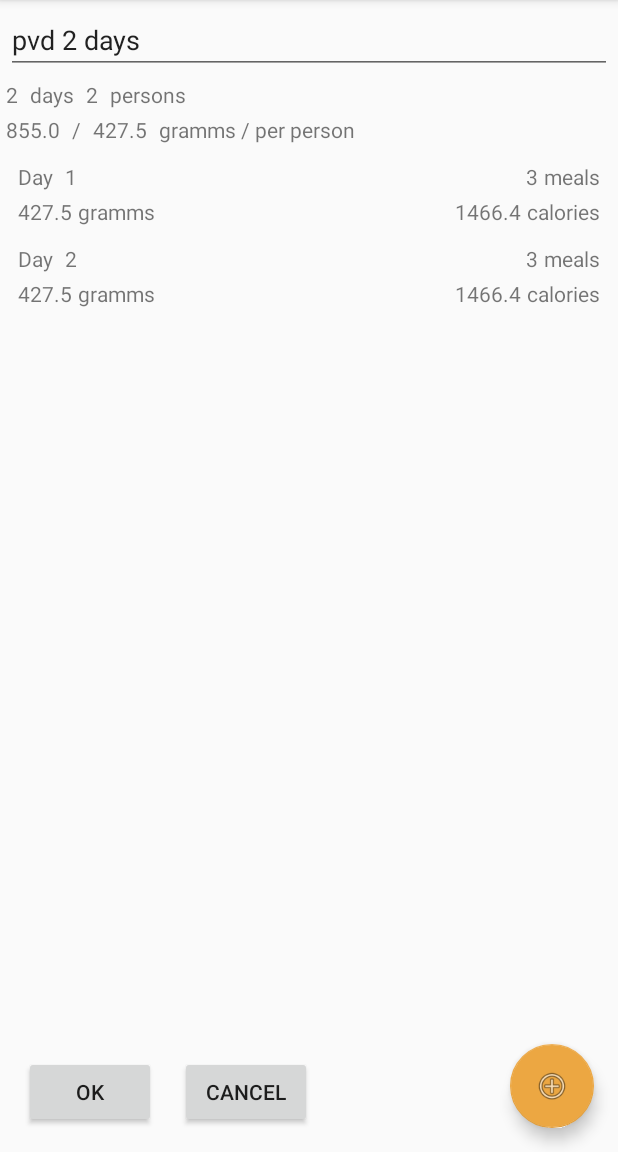
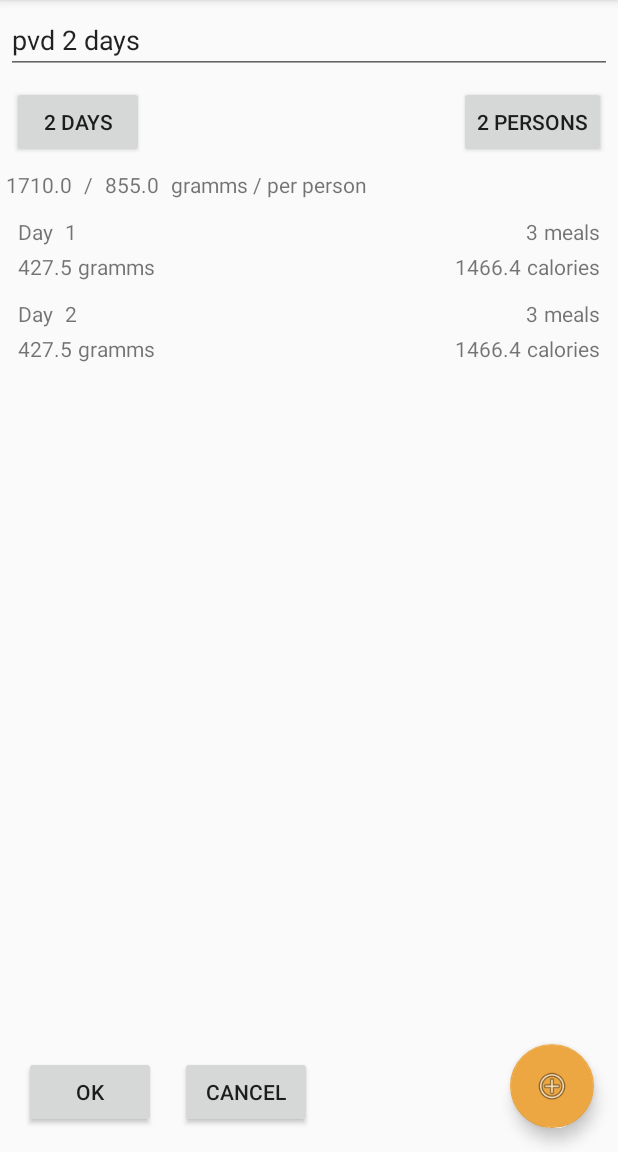
Before and after one commit to seysen/HikingMealsForAndroid, an Android app: the screen it shows after launch (HikeDetailActivity), after a tap on "pvd 2 days", on a phone screen of 412 x 824 dp, the part 84-1236 px from its top. Run offline under Robolectric (Android 15) with nearby library versions, the phone set to English and light mode, and no system bars.

Commit message:
Add: Now you can set duration and number of participants of hike fixed: wrong calculations of hike weight

```diff
--- a/app/src/main/java/com/seysen/hikingmealsforandroid/HikeDetailActivity.java
+++ b/app/src/main/java/com/seysen/hikingmealsforandroid/HikeDetailActivity.java
@@ -2,23 +2,30 @@ package com.seysen.hikingmealsforandroid;
 
 import android.content.Intent;
 import android.support.annotation.Nullable;
+import android.support.design.widget.FloatingActionButton;
 import android.support.v7.app.AppCompatActivity;
 import android.os.Bundle;
 import android.support.v7.widget.LinearLayoutManager;
 import android.support.v7.widget.RecyclerView;
 import android.util.Log;
 import android.view.View;
+import android.view.animation.Animation;
+import android.view.animation.AnimationUtils;
+import android.widget.Button;
 import android.widget.EditText;
+import android.widget.FrameLayout;
 import android.widget.TextView;
 
 import com.seysen.hikingmealsforandroid.core.Hike;
 import com.seysen.hikingmealsforandroid.core.HikeDay;
 import com.seysen.hikingmealsforandroid.helper.Datable;
 import com.seysen.hikingmealsforandroid.helper.HikeDayAdapter;
+import com.seysen.hikingmealsforandroid.helper.MealDetailDialogFragment;
+import com.seysen.hikingmealsforandroid.helper.SetNumbersDialogFragment;
 
 import java.util.ArrayList;
 
-public class HikeDetailActivity extends AppCompatActivity implements Datable {
+public class HikeDetailActivity extends AppCompatActivity implements Datable, SetNumbersDialogFragment.SetNumberListener {
 
     private static final String TAG = "hike_detail";
     public static final String ID_KEY = "hike_id";
@@ -32,11 +39,11 @@ public class HikeDetailActivity extends AppCompatActivity implements Datable {
     private HikeDayAdapter adapter;
     private Hike hike;
     private EditText hike_name;
-    private TextView duration;
-    private TextView quantity;
+    private Button duration;
+    private Button quantity;
     private TextView hikeMealWeight;
     private TextView personMealWeight;
-    private ArrayList<HikeDay> hikeDaysList = new ArrayList<>();
+    private ArrayList<HikeDay> hikeDaysList;
 
     @Override
     protected void onCreate(Bundle savedInstanceState) {
@@ -44,12 +51,23 @@ public class HikeDetailActivity extends AppCompatActivity implements Datable {
         setContentView(R.layout.activity_hike_detail);
         Log.d(TAG,"Hike Detail Created");
         hike_name = findViewById(R.id.hike_name_detail);
-        duration = findViewById(R.id.duaration);
-        quantity = findViewById(R.id.quantity);
+        duration = findViewById(R.id.day_btn);
+        quantity = findViewById(R.id.persons_btn);
         hikeMealWeight = findViewById(R.id.hike_meal_weight);
         personMealWeight =  findViewById(R.id.person_meal_weight);
         RecyclerView hikeDays = findViewById(R.id.hike_days);
         hikeDays.setLayoutManager(new LinearLayoutManager(hikeDays.getContext()));
+        Bundle arguments = getIntent().getExtras();
+        if (arguments!=null) {
+            Log.d(TAG,"Has arguments " + arguments);
+            Log.d(TAG,"Get position with KEY = " + ID_KEY);
+            position = arguments.getInt(ID_KEY);
+            Log.d(TAG,"Position = " + position);
+            hike = arguments.getParcelable(HIKENAME);
+            Log.d(TAG,String.valueOf(hike));
+
+        }
+        hikeDaysList = hike.getHikeDays();
         adapter = new HikeDayAdapter(this, hikeDaysList);
         hikeDays.setAdapter(adapter);
         adapter.setOnItemClickListener(new HikeDayAdapter.ClickListener() {
@@ -62,34 +80,16 @@ public class HikeDetailActivity extends AppCompatActivity implements Datable {
             }
         });
 
-        /*final FloatingActionButton fab = findViewById(R.id.hike_fab);
-        fab.setOnClickListener(new View.OnClickListener() {
-            @Override
-            public void onClick(View v) {
-                Intent intent = new Intent(v.getContext(),DayDetailActivity.class);
-                startActivityForResult(intent,REQUEST_CREATE_TYPE);
-            }
-        });*/
-
-        Bundle arguments = getIntent().getExtras();
         if (arguments!=null) {
-            Log.d(TAG,"Has arguments " + arguments);
-            Log.d(TAG,"Get position with KEY = " + ID_KEY);
-            position = arguments.getInt(ID_KEY);
-            Log.d(TAG,"Position = " + position);
-            hike = arguments.getParcelable(HIKENAME);
-            Log.d(TAG,String.valueOf(hike));
             hike_name.setText(hike.getHikeName());
-            duration.setText(String.valueOf(hike.getDuration()));
-            quantity.setText(String.valueOf(hike.getQuantity()));
-            hikeMealWeight.setText(String.format("%.1f", hike.getWeight()).replace(",","."));
-            personMealWeight.setText(String.format("%.1f", hike.getWeight()/hike.getQuantity()).replace(",","."));
+            duration.setText(String.format("%d days", hike.getDuration()));
+            quantity.setText(String.format("%d persons", hike.getQuantity()));
+            hikeMealWeight.setText(String.format("%.1f", hike.getWeight()*hike.getQuantity()).replace(",","."));
+            personMealWeight.setText(String.format("%.1f", hike.getWeight()).replace(",","."));
             Log.d(TAG,"notifyDataSetChanged");
-            hikeDaysList.clear();
-            hikeDaysList.addAll(hike.getHikeDays());
+            hikeDaysList=hike.getHikeDays();
             adapter.notifyDataSetChanged();
         }
-
     }
 
     @Override
@@ -126,6 +126,34 @@ public class HikeDetailActivity extends AppCompatActivity implements Datable {
         finish();
     }
 
+    public void onDayClick (View view) {
+        int days = hike.getDuration();
+        SetNumbersDialogFragment dialog = new SetNumbersDialogFragment();
+        Bundle args = new Bundle();
+        args.putString("string", "days");
+        args.putInt("days", days);
+        dialog.setArguments(args);
+        dialog.show(getSupportFragmentManager(),"custom");
+    }
+
+    public void onPersonsClick (View view) {
+        int persons = hike.getQuantity();
+        SetNumbersDialogFragment dialog = new SetNumbersDialogFragment();
+        Bundle args = new Bundle();
+        args.putString("string", "persons");
+        args.putInt("persons", persons);
+        dialog.setArguments(args);
+        dialog.show(getSupportFragmentManager(),"custom");
+    }
+
+    public void setDuration (int days) {
+        hike.setDuration(days);
+    }
+
+    public void setQuantity (int persons) {
+        hike.setQuantity(persons);
+    }
+
     @Override
     public void removeItem(int position) {
         hikeDaysList.remove(position);
@@ -134,9 +162,25 @@ public class HikeDetailActivity extends AppCompatActivity implements Datable {
     }
 
     private void updateHike() {
-        duration.setText(String.valueOf(hike.getDuration()));
-        quantity.setText(String.valueOf(hike.getQuantity()));
-        hikeMealWeight.setText(String.format("%.1f", hike.getWeight()).replace(",","."));
-        personMealWeight.setText(String.format("%.1f", hike.getWeight()/hike.getQuantity()).replace(",","."));
+        duration.setText(String.format("%d days", hike.getDuration()));
+        quantity.setText(String.format("%d persons", hike.getQuantity()));
+        hikeMealWeight.setText(String.format("%.1f", hike.getWeight()*hike.getQuantity()).replace(",","."));
+        personMealWeight.setText(String.format("%.1f", hike.getWeight()).replace(",","."));
+    }
+
+    @Override
+    public void onNumberSet(String key, int value) {
+        switch (key) {
+            case "days": {
+                setDuration(value);
+                adapter.notifyDataSetChanged();
+                break;
+            }
+            case "persons": {
+                setQuantity(value);
+                break;
+            }
+        }
+        updateHike();
     }
 }
--- a/app/src/main/java/com/seysen/hikingmealsforandroid/core/Hike.java
+++ b/app/src/main/java/com/seysen/hikingmealsforandroid/core/Hike.java
@@ -8,11 +8,11 @@ import java.util.HashMap;
 
 public class Hike implements Parcelable {
     //variables
-    public static ArrayList<Hike> hikes = new ArrayList<Hike>();
+    public static ArrayList<Hike> hikes = new ArrayList<>();
     private String hikeName;
     private int quantity;
-    private ArrayList<HikeDay> hikeDays = new ArrayList<HikeDay>();
-    private HashMap<Product,Double> shippingChart = new HashMap<Product,Double>();
+    private ArrayList<HikeDay> hikeDays = new ArrayList<>();
+    private HashMap<Product,Double> shippingChart = new HashMap<>();
     //methods
 
     static {
@@ -51,20 +51,23 @@ public class Hike implements Parcelable {
     public int getDuration() {
         return hikeDays.size();
     }
+
     public int getQuantity() {
         return quantity;
     }
+
     public void setDuration (int duration) {
         if (hikeDays.size()>duration) {
-            while (hikeDays.size()!=duration) {
+            for (; duration <hikeDays.size(); ) {
                 hikeDays.remove(duration);
             }
         } else if (hikeDays.size()<duration) {
-            while (hikeDays.size()!=duration) {
+            for (int i = hikeDays.size(); i<duration; i++){
                 hikeDays.add(new HikeDay());
             }
         }
     }
+
     public void setQuantity (int quantity) {
         this.quantity = quantity;
     }
@@ -190,9 +193,4 @@ public class Hike implements Parcelable {
         return weight;
     }
 
-    //TODO getHikeWeight
-    /*public Double getWeight() {
-        return weight;
-    }*/
-
 }
--- a/app/src/main/java/com/seysen/hikingmealsforandroid/helper/HikeAdapter.java
+++ b/app/src/main/java/com/seysen/hikingmealsforandroid/helper/HikeAdapter.java
@@ -36,8 +36,8 @@ public class HikeAdapter extends RecyclerView.Adapter<HikeAdapter.HikeViewHolder
         hikeViewHolder.hikeView.setText(hike.getHikeName());
         hikeViewHolder.durationView.setText(String.format("%d", + hike.getDuration()).replace(",", "."));
         hikeViewHolder.quantityView.setText(String.format("%d", + hike.getQuantity()).replace(",", "."));
-        hikeViewHolder.weightView.setText(String.format("%.1f", + hike.getWeight()).replace(",", "."));
-        hikeViewHolder.personWeightView.setText(String.format("%.1f", + hike.getWeight()/hike.getQuantity()).replace(",", "."));
+        hikeViewHolder.weightView.setText(String.format("%.1f", + hike.getWeight()*hike.getQuantity()).replace(",", "."));
+        hikeViewHolder.personWeightView.setText(String.format("%.1f", + hike.getWeight()).replace(",", "."));
     }
 
     @Override
--- a/app/src/main/res/layout/activity_hike_detail.xml
+++ b/app/src/main/res/layout/activity_hike_detail.xml
@@ -5,43 +5,6 @@
     android:layout_width="match_parent"
     android:layout_height="match_parent"
     tools:context=".HikeDetailActivity">
-
-    <TextView
-        android:id="@+id/duaration"
-        android:layout_width="wrap_content"
-        android:layout_height="wrap_content"
-        android:layout_marginStart="4dp"
-        android:layout_marginTop="4dp"
-        android:text="2"
-        app:layout_constraintStart_toStartOf="parent"
-        app:layout_constraintTop_toBottomOf="@+id/hike_name_detail" />
-
-    <TextView
-        android:id="@+id/textView15"
-        android:layout_width="wrap_content"
-        android:layout_height="wrap_content"
-        android:layout_marginStart="8dp"
-        android:text="days"
-        app:layout_constraintBaseline_toBaselineOf="@+id/duaration"
-        app:layout_constraintStart_toEndOf="@+id/duaration" />
-
-    <TextView
-        android:id="@+id/quantity"
-        android:layout_width="wrap_content"
-        android:layout_height="wrap_content"
-        android:layout_marginStart="8dp"
-        android:text="2"
-        app:layout_constraintBaseline_toBaselineOf="@+id/textView15"
-        app:layout_constraintStart_toEndOf="@+id/textView15" />
-
-    <TextView
-        android:id="@+id/textView18"
-        android:layout_width="wrap_content"
-        android:layout_height="wrap_content"
-        android:layout_marginStart="8dp"
-        android:text="persons"
-        app:layout_constraintBaseline_toBaselineOf="@+id/quantity"
-        app:layout_constraintStart_toEndOf="@+id/quantity" />
 
     <android.support.v7.widget.RecyclerView
         android:id="@+id/hike_days"
@@ -73,10 +36,10 @@
         android:layout_width="wrap_content"
         android:layout_height="wrap_content"
         android:layout_marginStart="4dp"
-        android:layout_marginTop="4dp"
+        android:layout_marginTop="8dp"
         android:text="10000"
         app:layout_constraintStart_toStartOf="parent"
-        app:layout_constraintTop_toBottomOf="@+id/duaration" />
+        app:layout_constraintTop_toBottomOf="@+id/day_btn" />
 
     <TextView
         android:id="@+id/textView12"
@@ -142,4 +105,26 @@
         app:layout_constraintBottom_toBottomOf="parent"
         app:layout_constraintStart_toEndOf="@+id/hike_detail_ok" />
 
+    <Button
+        android:id="@+id/day_btn"
+        android:layout_width="wrap_content"
+        android:layout_height="wrap_content"
+        android:layout_marginStart="8dp"
+        android:layout_marginTop="8dp"
+        android:onClick="onDayClick"
+        android:text="2 days"
+        app:layout_constraintStart_toStartOf="parent"
+        app:layout_constraintTop_toBottomOf="@+id/hike_name_detail" />
+
+    <Button
+        android:id="@+id/persons_btn"
+        android:layout_width="wrap_content"
+        android:layout_height="wrap_content"
+        android:layout_marginTop="8dp"
+        android:layout_marginEnd="8dp"
+        android:onClick="onPersonsClick"
+        android:text="2 persons"
+        app:layout_constraintEnd_toEndOf="parent"
+        app:layout_constraintTop_toBottomOf="@+id/hike_name_detail" />
+
 </android.support.constraint.ConstraintLayout>
```
Also changed, not shown: app/src/main/java/com/seysen/hikingmealsforandroid/helper/SetNumbersDialogFragment.java (added, +72 -0 lines), app/src/main/res/layout/dialog_number_picker.xml (added, +33 -0 lines), app/src/main/res/layout/fab_layout.xml (deleted, +0 -26 lines).
